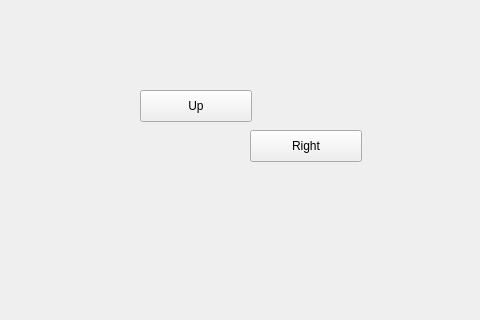
First picture: the form in mainwindow.ui, repository alu0101206011/QTPaint, before the edit; both pictures show x 0 to 480 and y 280 to 600 of the 800 by 600 pixel window.
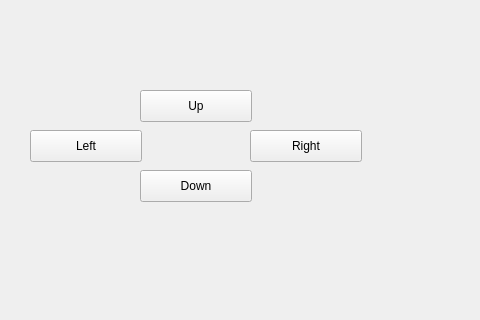
Second picture: the form after the edit.

Commit message: All direction buttons working

The edit to the form file:
```diff
--- a/mainwindow.ui
+++ b/mainwindow.ui
@@ -66,6 +66,32 @@
      <string>Up</string>
     </property>
    </widget>
+   <widget class="QPushButton" name="leftButton">
+    <property name="geometry">
+     <rect>
+      <x>30</x>
+      <y>410</y>
+      <width>112</width>
+      <height>32</height>
+     </rect>
+    </property>
+    <property name="text">
+     <string>Left</string>
+    </property>
+   </widget>
+   <widget class="QPushButton" name="downButton">
+    <property name="geometry">
+     <rect>
+      <x>140</x>
+      <y>450</y>
+      <width>112</width>
+      <height>32</height>
+     </rect>
+    </property>
+    <property name="text">
+     <string>Down</string>
+    </property>
+   </widget>
   </widget>
   <widget class="QMenuBar" name="menubar">
    <property name="geometry">
```
The commit also changes 2 other files.
